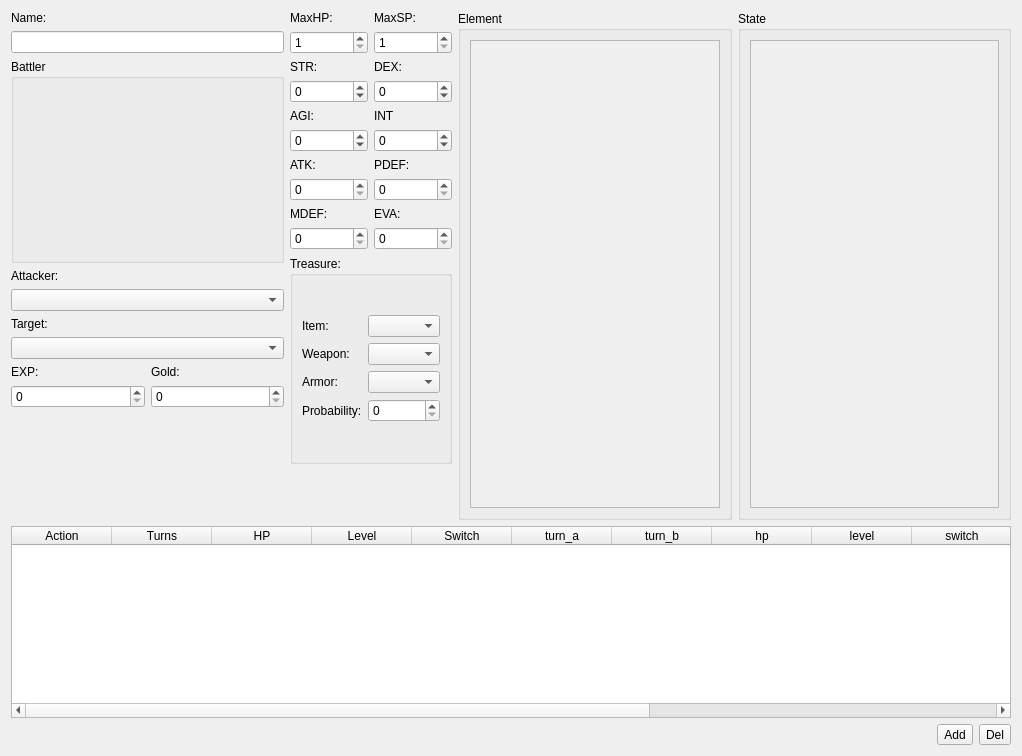
First picture: the form in editors/enemies/editenemies.ui, repository jowin202/YaRXP, before the edit.
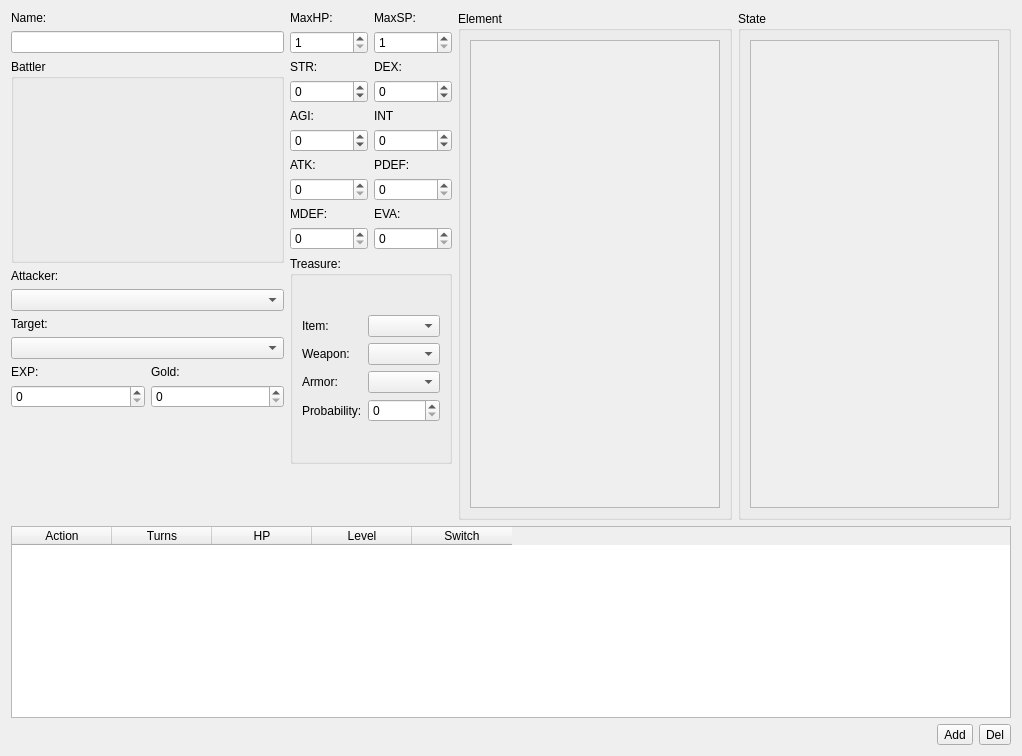
Second picture: the form after the edit. Custom widgets are drawn as their Qt base class.

Commit message: Works finally: Actors, Classes, Skills, Items, Weapons, Armors, Enemies, States. TODO: Troops, Animations, Tilesets, Common Events, System

Patch:
```diff
--- a/editors/enemies/editenemies.ui
+++ b/editors/enemies/editenemies.ui
@@ -382,51 +382,6 @@
        <string>Switch</string>
       </property>
      </column>
-     <column>
-      <property name="text">
-       <string>turn_a</string>
-      </property>
-     </column>
-     <column>
-      <property name="text">
-       <string>turn_b</string>
-      </property>
-     </column>
-     <column>
-      <property name="text">
-       <string>hp</string>
-      </property>
-     </column>
-     <column>
-      <property name="text">
-       <string>level</string>
-      </property>
-     </column>
-     <column>
-      <property name="text">
-       <string>switch</string>
-      </property>
-     </column>
-     <column>
-      <property name="text">
-       <string>kind</string>
-      </property>
-     </column>
-     <column>
-      <property name="text">
-       <string>skill</string>
-      </property>
-     </column>
-     <column>
-      <property name="text">
-       <string>rating</string>
-      </property>
-     </column>
-     <column>
-      <property name="text">
-       <string>basic</string>
-      </property>
-     </column>
     </widget>
    </item>
    <item row="0" column="0">
```
The commit also changes 17 other files.
